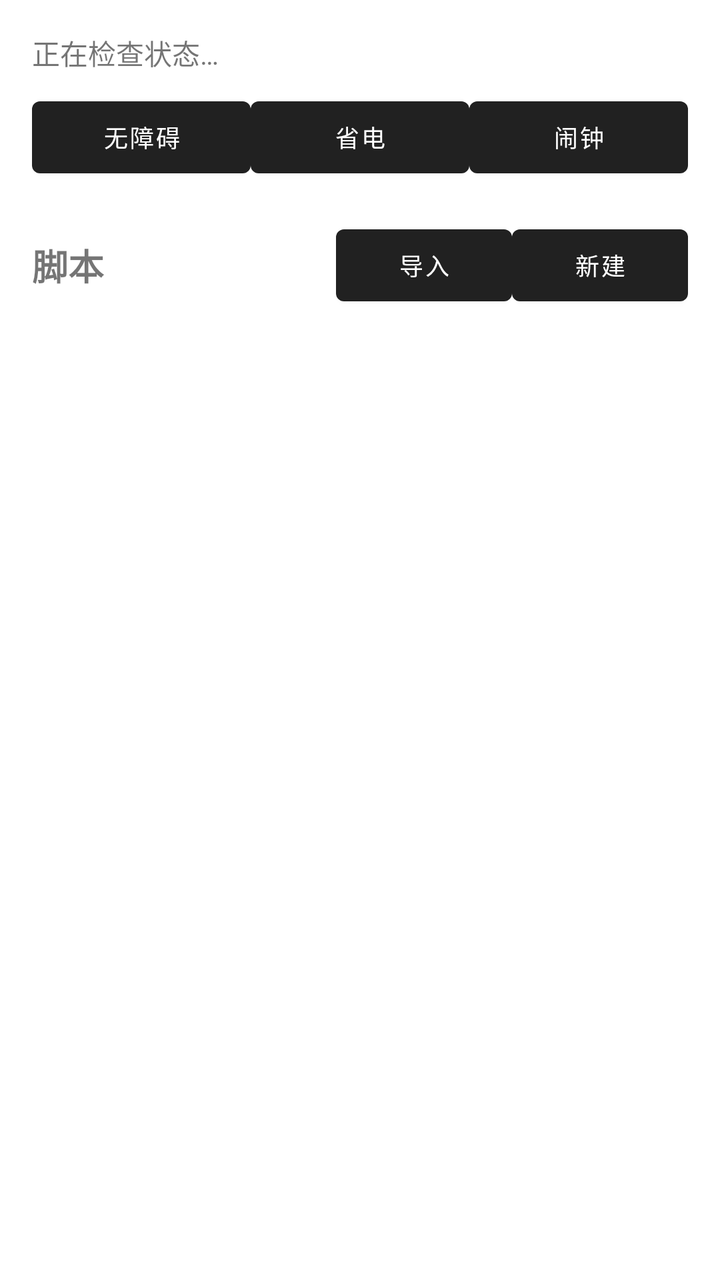
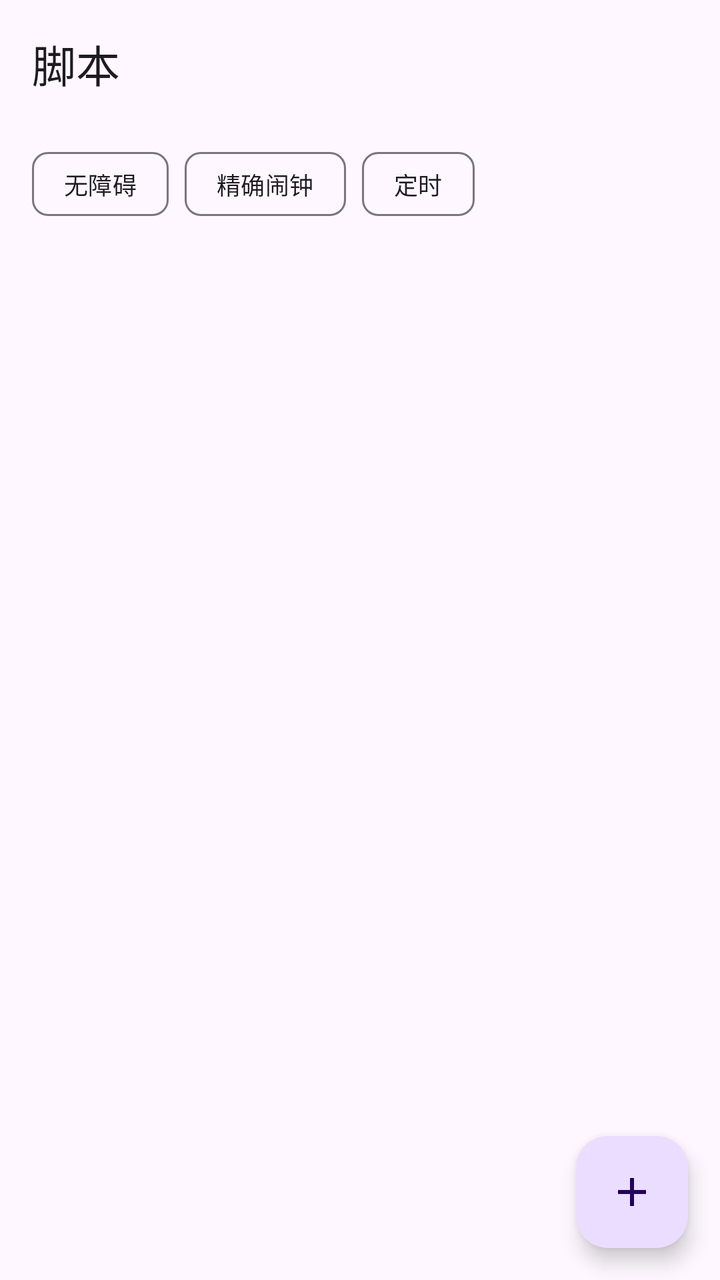

Before-and-after screenshots of an Android layout around one commit, followed by the original layout XML and the change that was made.
<!-- AndroidManifest.xml: application theme Theme.MicroAuto -->
<!-- res/layout/activity_main.xml -->
<?xml version="1.0" encoding="utf-8"?>
<LinearLayout xmlns:android="http://schemas.android.com/apk/res/android"
    android:layout_width="match_parent"
    android:layout_height="match_parent"
    android:orientation="vertical"
    android:padding="16dp">

    <TextView
        android:id="@+id/statusText"
        android:layout_width="match_parent"
        android:layout_height="wrap_content"
        android:text="正在检查状态…"
        android:textSize="14sp" />

    <LinearLayout
        android:layout_width="match_parent"
        android:layout_height="wrap_content"
        android:layout_marginTop="8dp"
        android:orientation="horizontal">

        <Button
            android:id="@+id/btnAccessibility"
            android:layout_width="0dp"
            android:layout_height="wrap_content"
            android:layout_weight="1"
            android:text="无障碍"
            android:textSize="12sp" />

        <Button
            android:id="@+id/btnBattery"
            android:layout_width="0dp"
            android:layout_height="wrap_content"
            android:layout_weight="1"
            android:text="省电"
            android:textSize="12sp" />

        <Button
            android:id="@+id/btnExactAlarm"
            android:layout_width="0dp"
            android:layout_height="wrap_content"
            android:layout_weight="1"
            android:text="闹钟"
            android:textSize="12sp" />
    </LinearLayout>

    <LinearLayout
        android:layout_width="match_parent"
        android:layout_height="wrap_content"
        android:layout_marginTop="16dp"
        android:gravity="center_vertical"
        android:orientation="horizontal">

        <TextView
            android:layout_width="0dp"
            android:layout_height="wrap_content"
            android:layout_weight="1"
            android:text="脚本"
            android:textSize="18sp"
            android:textStyle="bold" />

        <Button
            android:id="@+id/btnImport"
            android:layout_width="wrap_content"
            android:layout_height="wrap_content"
            android:text="导入"
            android:textSize="12sp" />

        <Button
            android:id="@+id/btnNew"
            android:layout_width="wrap_content"
            android:layout_height="wrap_content"
            android:text="新建"
            android:textSize="12sp" />
    </LinearLayout>

    <FrameLayout
        android:layout_width="match_parent"
        android:layout_height="0dp"
        android:layout_weight="1">

        <androidx.recyclerview.widget.RecyclerView
            android:id="@+id/scriptList"
            android:layout_width="match_parent"
            android:layout_height="match_parent"
            android:clipToPadding="false"
            android:paddingTop="4dp" />

        <TextView
            android:id="@+id/emptyText"
            android:layout_width="match_parent"
            android:layout_height="match_parent"
            android:gravity="center"
            android:text="还没有脚本\n点击新建或导入"
            android:textSize="14sp"
            android:visibility="gone" />
    </FrameLayout>
</LinearLayout>
<!-- resources referenced by this layout -->
<resources>
  <style name="Theme.MicroAuto" parent="Theme.MaterialComponents.DayNight.DarkActionBar" />
</resources>

<!-- the commit's change to res/layout/activity_main.xml (unified diff, before → after) -->
@@ -1,97 +1,135 @@
 <?xml version="1.0" encoding="utf-8"?>
-<LinearLayout xmlns:android="http://schemas.android.com/apk/res/android"
+<androidx.coordinatorlayout.widget.CoordinatorLayout xmlns:android="http://schemas.android.com/apk/res/android"
+    xmlns:app="http://schemas.android.com/apk/res-auto"
+    android:id="@+id/root"
     android:layout_width="match_parent"
     android:layout_height="match_parent"
-    android:orientation="vertical"
-    android:padding="16dp">
-
-    <TextView
-        android:id="@+id/statusText"
-        android:layout_width="match_parent"
-        android:layout_height="wrap_content"
-        android:text="正在检查状态…"
-        android:textSize="14sp" />
+    android:background="?attr/colorSurface">
 
     <LinearLayout
         android:layout_width="match_parent"
-        android:layout_height="wrap_content"
-        android:layout_marginTop="8dp"
-        android:orientation="horizontal">
+        android:layout_height="match_parent"
+        android:orientation="vertical">
 
-        <Button
-            android:id="@+id/btnAccessibility"
-            android:layout_width="0dp"
+        <com.google.android.material.appbar.MaterialToolbar
+            android:id="@+id/toolbar"
+            android:layout_width="match_parent"
+            android:layout_height="?attr/actionBarSize"
+            app:title="脚本"
+            app:titleTextAppearance="?attr/textAppearanceTitleLarge" />
+
+        <HorizontalScrollView
+            android:layout_width="match_parent"
             android:layout_height="wrap_content"
-            android:layout_weight="1"
-            android:text="无障碍"
-            android:textSize="12sp" />
+            android:paddingStart="16dp"
+            android:paddingTop="4dp"
+            android:paddingEnd="16dp"
+            android:paddingBottom="8dp"
+            android:scrollbars="none">
 
-        <Button
-            android:id="@+id/btnBattery"
-            android:layout_width="0dp"
-            android:layout_height="wrap_content"
-            android:layout_weight="1"
-            android:text="省电"
-            android:textSize="12sp" />
+            <com.google.android.material.chip.ChipGroup
+                android:id="@+id/statusChips"
+                android:layout_width="wrap_content"
+                android:layout_height="wrap_content"
+                app:chipSpacingHorizontal="8dp"
+                app:singleLine="true">
 
-        <Button
-            android:id="@+id/btnExactAlarm"
-            android:layout_width="0dp"
-            android:layout_height="wrap_content"
-            android:layout_weight="1"
-            android:text="闹钟"
-            android:textSize="12sp" />
+                <com.google.android.material.chip.Chip
+                    android:id="@+id/chipAccessibility"
+                    style="@style/Widget.Material3.Chip.Assist"
+                    android:layout_width="wrap_content"
+                    android:layout_height="wrap_content"
+                    android:checkable="false"
+                    android:clickable="true"
+                    android:text="无障碍"
+                    android:textSize="12sp" />
+
+                <com.google.android.material.chip.Chip
+                    android:id="@+id/chipAlarm"
+                    style="@style/Widget.Material3.Chip.Assist"
+                    android:layout_width="wrap_content"
+                    android:layout_height="wrap_content"
+                    android:checkable="false"
+                    android:clickable="true"
+                    android:text="精确闹钟"
+                    android:textSize="12sp" />
+
+                <com.google.android.material.chip.Chip
+                    android:id="@+id/chipSchedule"
+                    style="@style/Widget.Material3.Chip.Assist"
+                    android:layout_width="wrap_content"
+                    android:layout_height="wrap_content"
+                    android:checkable="false"
+                    android:clickable="true"
+                    android:text="定时"
+                    android:textSize="12sp" />
+            </com.google.android.material.chip.ChipGroup>
+        </HorizontalScrollView>
+
+        <FrameLayout
+            android:layout_width="match_parent"
+            android:layout_height="0dp"
+            android:layout_weight="1">
+
+            <androidx.recyclerview.widget.RecyclerView
+                android:id="@+id/scriptList"
+                android:layout_width="match_parent"
+                android:layout_height="match_parent"
+                android:clipToPadding="false"
+                android:paddingStart="8dp"
+                android:paddingTop="4dp"
+                android:paddingEnd="8dp"
+                android:paddingBottom="96dp"
+                android:scrollbars="vertical" />
+
+            <LinearLayout
+                android:id="@+id/emptyState"
+                android:layout_width="match_parent"
+                android:layout_height="match_parent"
+                android:gravity="center"
+                android:orientation="vertical"
+                android:padding="32dp"
+                android:visibility="gone">
+
+                <TextView
+                    android:layout_width="wrap_content"
+                    android:layout_height="wrap_content"
+                    android:text="还没有脚本"
+                    android:textAppearance="?attr/textAppearanceTitleMedium" />
+
+                <TextView
+                    android:layout_width="wrap_content"
+                    android:layout_height="wrap_content"
+                    android:layout_marginTop="8dp"
+                    android:gravity="center"
+                    android:text="新建一个脚本，或从文件导入 .js / .txt"
+                    android:textAppearance="?attr/textAppearanceBodyMedium"
+                    android:textColor="?attr/colorOnSurfaceVariant" />
+
+                <com.google.android.material.button.MaterialButton
+                    android:id="@+id/btnEmptyNew"
+                    android:layout_width="wrap_content"
+                    android:layout_height="wrap_content"
+                    android:layout_marginTop="16dp"
+                    android:text="新建脚本" />
+
+                <com.google.android.material.button.MaterialButton
+                    android:id="@+id/btnEmptyImport"
+                    style="@style/Widget.Material3.Button.TextButton"
+                    android:layout_width="wrap_content"
+                    android:layout_height="wrap_content"
+                    android:text="导入脚本" />
+            </LinearLayout>
+        </FrameLayout>
     </LinearLayout>
 
-    <LinearLayout
-        android:layout_width="match_parent"
+    <com.google.android.material.floatingactionbutton.FloatingActionButton
+        android:id="@+id/fabNew"
+        android:layout_width="wrap_content"
         android:layout_height="wrap_content"
-        android:layout_marginTop="16dp"
-        android:gravity="center_vertical"
-        android:orientation="horizontal">
-
-        <TextView
-            android:layout_width="0dp"
-            android:layout_height="wrap_content"
-            android:layout_weight="1"
-            android:text="脚本"
-            android:textSize="18sp"
-            android:textStyle="bold" />
-
-        <Button
-            android:id="@+id/btnImport"
-            android:layout_width="wrap_content"
-            android:layout_height="wrap_content"
-            android:text="导入"
-            android:textSize="12sp" />
-
-        <Button
-            android:id="@+id/btnNew"
-            android:layout_width="wrap_content"
-            android:layout_height="wrap_content"
-            android:text="新建"
-            android:textSize="12sp" />
-    </LinearLayout>
-
-    <FrameLayout
-        android:layout_width="match_parent"
-        android:layout_height="0dp"
-        android:layout_weight="1">
-
-        <androidx.recyclerview.widget.RecyclerView
-            android:id="@+id/scriptList"
-            android:layout_width="match_parent"
-            android:layout_height="match_parent"
-            android:clipToPadding="false"
-            android:paddingTop="4dp" />
-
-        <TextView
-            android:id="@+id/emptyText"
-            android:layout_width="match_parent"
-            android:layout_height="match_parent"
-            android:gravity="center"
-            android:text="还没有脚本\n点击新建或导入"
-            android:textSize="14sp"
-            android:visibility="gone" />
-    </FrameLayout>
-</LinearLayout>
+        android:layout_gravity="bottom|end"
+        android:layout_margin="16dp"
+        android:contentDescription="新建脚本"
+        app:srcCompat="@drawable/ic_add"
+        app:tint="?attr/colorOnPrimaryContainer" />
+</androidx.coordinatorlayout.widget.CoordinatorLayout>
<!-- resource entries referenced after the edit -->
@@ -1,5 +1,15 @@
 <!-- resources referenced by this layout -->
 <resources>
-  <style name="Theme.MicroAuto" parent="Theme.MaterialComponents.DayNight.DarkActionBar" />
+  <!-- drawable ic_add (drawable) -->
+  <vector xmlns:android="http://schemas.android.com/apk/res/android"
+      android:width="24dp"
+      android:height="24dp"
+      android:viewportWidth="24"
+      android:viewportHeight="24">
+      <path
+          android:fillColor="#FFFFFFFF"
+          android:pathData="M19,13h-6v6h-2v-6H5v-2h6V5h2v6h6v2z" />
+  </vector>
+  <style name="Theme.MicroAuto" parent="Theme.Material3.DayNight.NoActionBar" />
 </resources>
 
